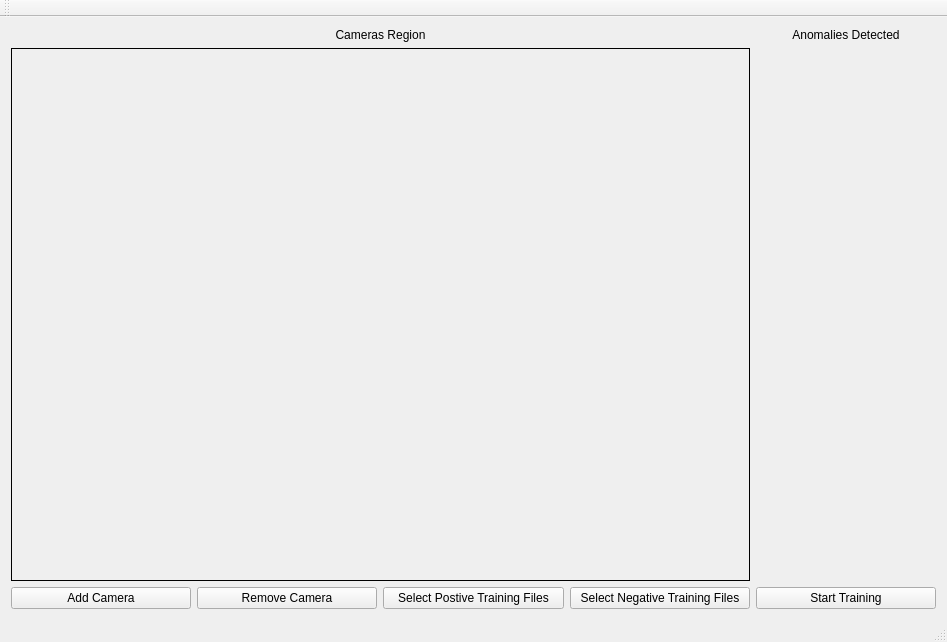
First picture: the form in QtVigil/QtVigil.ui, repository khaledsalem999/Vigil, before the edit.
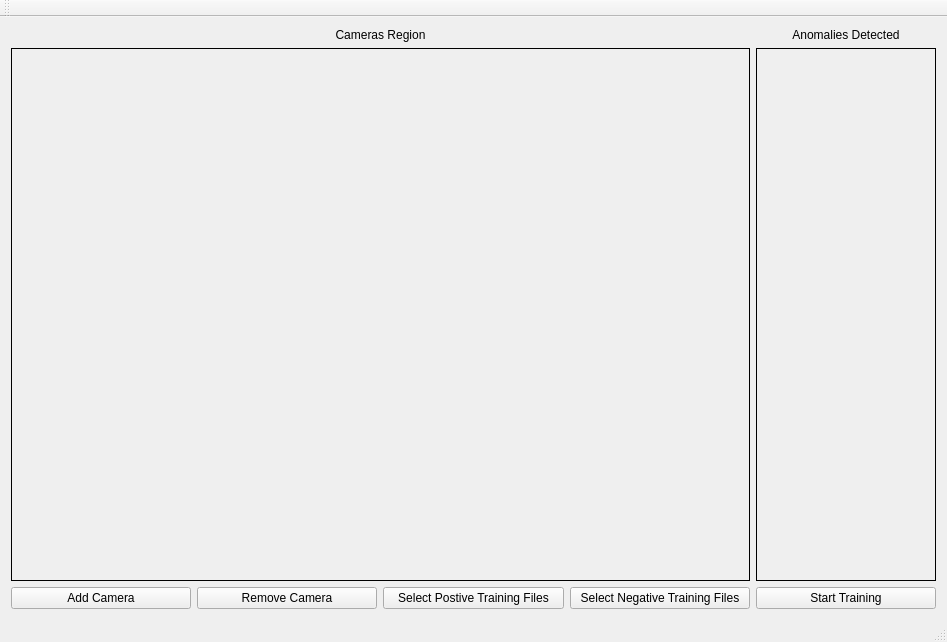
Second picture: the form after the edit.

Patch:
```diff
--- a/QtVigil/QtVigil.ui
+++ b/QtVigil/QtVigil.ui
@@ -101,6 +101,27 @@
       </property>
      </widget>
     </item>
+    <item row="1" column="6">
+     <widget class="QFrame" name="frame_2">
+      <property name="frameShape">
+       <enum>QFrame::Box</enum>
+      </property>
+      <property name="frameShadow">
+       <enum>QFrame::Plain</enum>
+      </property>
+      <widget class="QWidget" name="gridLayoutWidget_2">
+       <property name="geometry">
+        <rect>
+         <x>0</x>
+         <y>0</y>
+         <width>181</width>
+         <height>501</height>
+        </rect>
+       </property>
+       <layout class="QGridLayout" name="AnomViewReg"/>
+      </widget>
+     </widget>
+    </item>
    </layout>
   </widget>
   <widget class="QMenuBar" name="menuBar">
```
